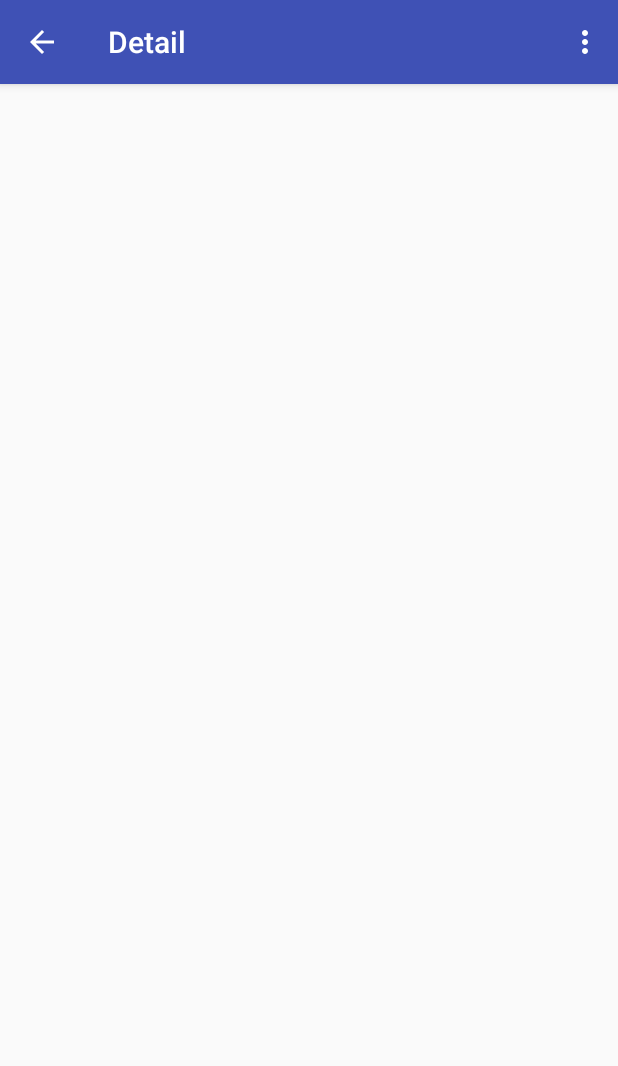
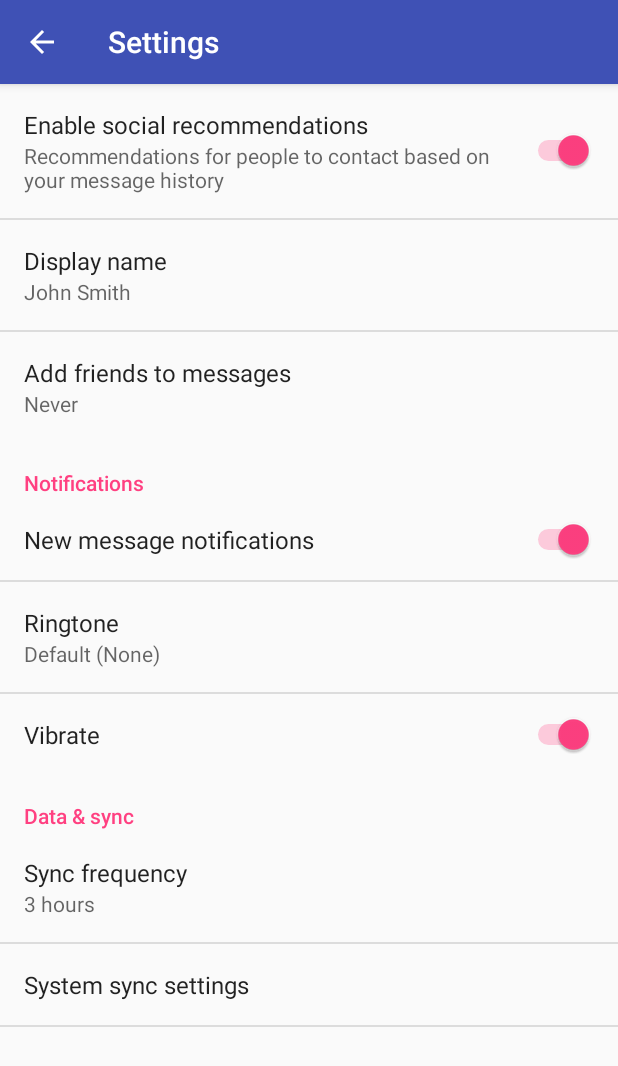
Before and after one commit to agule/LeoEx, an Android app: the DetailActivity screen opened directly, with no data from a screen before it, in the options menu, after a tap on "Settings", on a phone screen of 412 x 824 dp. Shown: the top 1066 px of the screen. Run offline under Robolectric (Android 15) with nearby library versions, the phone set to English and light mode, and no system bars.

Commit message:
Added Settings Activity - standard template, bit of cleanup

```diff
--- /dev/null
+++ b/app/src/main/java/it/agule/leoex/AppCompatPreferenceActivity.java
@@ -0,0 +1,109 @@
+package it.agule.leoex;
+
+import android.content.res.Configuration;
+import android.os.Bundle;
+import android.preference.PreferenceActivity;
+import android.support.annotation.LayoutRes;
+import android.support.annotation.Nullable;
+import android.support.v7.app.ActionBar;
+import android.support.v7.app.AppCompatDelegate;
+import android.support.v7.widget.Toolbar;
+import android.view.MenuInflater;
+import android.view.View;
+import android.view.ViewGroup;
+
+/**
+ * A {@link android.preference.PreferenceActivity} which implements and proxies the necessary calls
+ * to be used with AppCompat.
+ */
+public abstract class AppCompatPreferenceActivity extends PreferenceActivity {
+
+    private AppCompatDelegate mDelegate;
+
+    @Override
+    protected void onCreate(Bundle savedInstanceState) {
+        getDelegate().installViewFactory();
+        getDelegate().onCreate(savedInstanceState);
+        super.onCreate(savedInstanceState);
+    }
+
+    @Override
+    protected void onPostCreate(Bundle savedInstanceState) {
+        super.onPostCreate(savedInstanceState);
+        getDelegate().onPostCreate(savedInstanceState);
+    }
+
+    public ActionBar getSupportActionBar() {
+        return getDelegate().getSupportActionBar();
+    }
+
+    public void setSupportActionBar(@Nullable Toolbar toolbar) {
+        getDelegate().setSupportActionBar(toolbar);
+    }
+
+    @Override
+    public MenuInflater getMenuInflater() {
+        return getDelegate().getMenuInflater();
+    }
+
+    @Override
+    public void setContentView(@LayoutRes int layoutResID) {
+        getDelegate().setContentView(layoutResID);
+    }
+
+    @Override
+    public void setContentView(View view) {
+        getDelegate().setContentView(view);
+    }
+
+    @Override
+    public void setContentView(View view, ViewGroup.LayoutParams params) {
+        getDelegate().setContentView(view, params);
+    }
+
+    @Override
+    public void addContentView(View view, ViewGroup.LayoutParams params) {
+        getDelegate().addContentView(view, params);
+    }
+
+    @Override
+    protected void onPostResume() {
+        super.onPostResume();
+        getDelegate().onPostResume();
+    }
+
+    @Override
+    protected void onTitleChanged(CharSequence title, int color) {
+        super.onTitleChanged(title, color);
+        getDelegate().setTitle(title);
+    }
+
+    @Override
+    public void onConfigurationChanged(Configuration newConfig) {
+        super.onConfigurationChanged(newConfig);
+        getDelegate().onConfigurationChanged(newConfig);
+    }
+
+    @Override
+    protected void onStop() {
+        super.onStop();
+        getDelegate().onStop();
+    }
+
+    @Override
+    protected void onDestroy() {
+        super.onDestroy();
+        getDelegate().onDestroy();
+    }
+
+    public void invalidateOptionsMenu() {
+        getDelegate().invalidateOptionsMenu();
+    }
+
+    private AppCompatDelegate getDelegate() {
+        if (mDelegate == null) {
+            mDelegate = AppCompatDelegate.create(this, null);
+        }
+        return mDelegate;
+    }
+}
--- a/app/src/main/java/it/agule/leoex/DetailActivity.java
+++ b/app/src/main/java/it/agule/leoex/DetailActivity.java
@@ -1,5 +1,6 @@
 package it.agule.leoex;
 
+import android.content.Intent;
 import android.os.Bundle;
 import android.support.design.widget.FloatingActionButton;
 import android.support.design.widget.Snackbar;
@@ -36,6 +37,7 @@
 
         //noinspection SimplifiableIfStatement
         if (id == R.id.action_settings) {
+            startActivity(new Intent(this, SettingsActivity.class));
             return true;
         }
 
--- a/app/src/main/java/it/agule/leoex/MainActivity.java
+++ b/app/src/main/java/it/agule/leoex/MainActivity.java
@@ -1,5 +1,6 @@
 package it.agule.leoex;
 
+import android.content.Intent;
 import android.os.Bundle;
 import android.support.design.widget.FloatingActionButton;
 import android.support.design.widget.Snackbar;
@@ -37,6 +38,7 @@
 
         //noinspection SimplifiableIfStatement
         if (id == R.id.action_settings) {
+            startActivity(new Intent(this, SettingsActivity.class));
             return true;
         }
 
--- /dev/null
+++ b/app/src/main/java/it/agule/leoex/SettingsActivity.java
@@ -0,0 +1,322 @@
+package it.agule.leoex;
+
+import android.annotation.TargetApi;
+import android.content.Context;
+import android.content.Intent;
+import android.content.res.Configuration;
+import android.media.Ringtone;
+import android.media.RingtoneManager;
+import android.net.Uri;
+import android.os.Build;
+import android.os.Bundle;
+import android.preference.ListPreference;
+import android.preference.Preference;
+import android.preference.PreferenceActivity;
+import android.preference.PreferenceCategory;
+import android.support.v7.app.ActionBar;
+import android.preference.PreferenceFragment;
+import android.preference.PreferenceManager;
+import android.preference.RingtonePreference;
+import android.text.TextUtils;
+import android.view.MenuItem;
+import android.support.v4.app.NavUtils;
+
+import java.util.List;
+
+/**
+ * A {@link PreferenceActivity} that presents a set of application settings. On
+ * handset devices, settings are presented as a single list. On tablets,
+ * settings are split by category, with category headers shown to the left of
+ * the list of settings.
+ * <p/>
+ * See <a href="http://developer.android.com/design/patterns/settings.html">
+ * Android Design: Settings</a> for design guidelines and the <a
+ * href="http://developer.android.com/guide/topics/ui/settings.html">Settings
+ * API Guide</a> for more information on developing a Settings UI.
+ */
+public class SettingsActivity extends AppCompatPreferenceActivity {
+    /**
+     * Determines whether to always show the simplified settings UI, where
+     * settings are presented in a single list. When false, settings are shown
+     * as a master/detail two-pane view on tablets. When true, a single pane is
+     * shown on tablets.
+     */
+    private static final boolean ALWAYS_SIMPLE_PREFS = false;
+    /**
+     * A preference value change listener that updates the preference's summary
+     * to reflect its new value.
+     */
+    private static Preference.OnPreferenceChangeListener sBindPreferenceSummaryToValueListener = new Preference.OnPreferenceChangeListener() {
+        @Override
+        public boolean onPreferenceChange(Preference preference, Object value) {
+            String stringValue = value.toString();
+
+            if (preference instanceof ListPreference) {
+                // For list preferences, look up the correct display value in
+                // the preference's 'entries' list.
+                ListPreference listPreference = (ListPreference) preference;
+                int index = listPreference.findIndexOfValue(stringValue);
+
+                // Set the summary to reflect the new value.
+                preference.setSummary(
+                        index >= 0
+                                ? listPreference.getEntries()[index]
+                                : null);
+
+            } else if (preference instanceof RingtonePreference) {
+                // For ringtone preferences, look up the correct display value
+                // using RingtoneManager.
+                if (TextUtils.isEmpty(stringValue)) {
+                    // Empty values correspond to 'silent' (no ringtone).
+                    preference.setSummary(R.string.pref_ringtone_silent);
+
+                } else {
+                    Ringtone ringtone = RingtoneManager.getRingtone(
+                            preference.getContext(), Uri.parse(stringValue));
+
+                    if (ringtone == null) {
+                        // Clear the summary if there was a lookup error.
+                        preference.setSummary(null);
+                    } else {
+                        // Set the summary to reflect the new ringtone display
+                        // name.
+                        String name = ringtone.getTitle(preference.getContext());
+                        preference.setSummary(name);
+                    }
+                }
+
+            } else {
+                // For all other preferences, set the summary to the value's
+                // simple string representation.
+                preference.setSummary(stringValue);
+            }
+            return true;
+        }
+    };
+
+    /**
+     * Helper method to determine if the device has an extra-large screen. For
+     * example, 10" tablets are extra-large.
+     */
+    private static boolean isXLargeTablet(Context context) {
+        return (context.getResources().getConfiguration().screenLayout
+                & Configuration.SCREENLAYOUT_SIZE_MASK) >= Configuration.SCREENLAYOUT_SIZE_XLARGE;
+    }
+
+    /**
+     * Determines whether the simplified settings UI should be shown. This is
+     * true if this is forced via {@link #ALWAYS_SIMPLE_PREFS}, or the device
+     * doesn't have newer APIs like {@link PreferenceFragment}, or the device
+     * doesn't have an extra-large screen. In these cases, a single-pane
+     * "simplified" settings UI should be shown.
+     */
+    private static boolean isSimplePreferences(Context context) {
+        return ALWAYS_SIMPLE_PREFS
+                || Build.VERSION.SDK_INT < Build.VERSION_CODES.HONEYCOMB
+                || !isXLargeTablet(context);
+    }
+
+    /**
+     * Binds a preference's summary to its value. More specifically, when the
+     * preference's value is changed, its summary (line of text below the
+     * preference title) is updated to reflect the value. The summary is also
+     * immediately updated upon calling this method. The exact display format is
+     * dependent on the type of preference.
+     *
+     * @see #sBindPreferenceSummaryToValueListener
+     */
+    private static void bindPreferenceSummaryToValue(Preference preference) {
+        // Set the listener to watch for value changes.
+        preference.setOnPreferenceChangeListener(sBindPreferenceSummaryToValueListener);
+
+        // Trigger the listener immediately with the preference's
+        // current value.
+        sBindPreferenceSummaryToValueListener.onPreferenceChange(preference,
+                PreferenceManager
+                        .getDefaultSharedPreferences(preference.getContext())
+                        .getString(preference.getKey(), ""));
+    }
+
+    @Override
+    protected void onCreate(Bundle savedInstanceState) {
+        super.onCreate(savedInstanceState);
+        setupActionBar();
+    }
+
+    /**
+     * Set up the {@link android.app.ActionBar}, if the API is available.
+     */
+    private void setupActionBar() {
+        ActionBar actionBar = getSupportActionBar();
+        if (actionBar != null) {
+            // Show the Up button in the action bar.
+            actionBar.setDisplayHomeAsUpEnabled(true);
+        }
+    }
+
+    @Override
+    public boolean onMenuItemSelected(int featureId, MenuItem item) {
+        int id = item.getItemId();
+        if (id == android.R.id.home) {
+            if (!super.onMenuItemSelected(featureId, item)) {
+                NavUtils.navigateUpFromSameTask(this);
+            }
+            return true;
+        }
+        return super.onMenuItemSelected(featureId, item);
+    }
+
+    @Override
+    protected void onPostCreate(Bundle savedInstanceState) {
+        super.onPostCreate(savedInstanceState);
+
+        setupSimplePreferencesScreen();
+    }
+
+    /**
+     * Shows the simplified settings UI if the device configuration if the
+     * device configuration dictates that a simplified, single-pane UI should be
+     * shown.
+     */
+    private void setupSimplePreferencesScreen() {
+        if (!isSimplePreferences(this)) {
+            return;
+        }
+
+        // In the simplified UI, fragments are not used at all and we instead
+        // use the older PreferenceActivity APIs.
+
+        // Add 'general' preferences.
+        addPreferencesFromResource(R.xml.pref_general);
+
+        // Add 'notifications' preferences, and a corresponding header.
+        PreferenceCategory fakeHeader = new PreferenceCategory(this);
+        fakeHeader.setTitle(R.string.pref_header_notifications);
+        getPreferenceScreen().addPreference(fakeHeader);
+        addPreferencesFromResource(R.xml.pref_notification);
+
+        // Add 'data and sync' preferences, and a corresponding header.
+        fakeHeader = new PreferenceCategory(this);
+        fakeHeader.setTitle(R.string.pref_header_data_sync);
+        getPreferenceScreen().addPreference(fakeHeader);
+        addPreferencesFromResource(R.xml.pref_data_sync);
+
+        // Bind the summaries of EditText/List/Dialog/Ringtone preferences to
+        // their values. When their values change, their summaries are updated
+        // to reflect the new value, per the Android Design guidelines.
+        bindPreferenceSummaryToValue(findPreference("example_text"));
+        bindPreferenceSummaryToValue(findPreference("example_list"));
+        bindPreferenceSummaryToValue(findPreference("notifications_new_message_ringtone"));
+        bindPreferenceSummaryToValue(findPreference("sync_frequency"));
+    }
+
+    /**
+     * {@inheritDoc}
+     */
+    @Override
+    public boolean onIsMultiPane() {
+        return isXLargeTablet(this) && !isSimplePreferences(this);
+    }
+
+    /**
+     * This method stops fragment injection in malicious applications.
+     * Make sure to deny any unknown fragments here.
+     */
+    protected boolean isValidFragment(String fragmentName) {
+        return PreferenceFragment.class.getName().equals(fragmentName)
+                || GeneralPreferenceFragment.class.getName().equals(fragmentName)
+                || DataSyncPreferenceFragment.class.getName().equals(fragmentName)
+                || NotificationPreferenceFragment.class.getName().equals(fragmentName);
+    }
+
+    /**
+     * This fragment shows general preferences only. It is used when the
+     * activity is showing a two-pane settings UI.
+     */
+    @TargetApi(Build.VERSION_CODES.HONEYCOMB)
+    public static class GeneralPreferenceFragment extends PreferenceFragment {
+        @Override
+        public void onCreate(Bundle savedInstanceState) {
+            super.onCreate(savedInstanceState);
+            addPreferencesFromResource(R.xml.pref_general);
+            setHasOptionsMenu(true);
+
+            // Bind the summaries of EditText/List/Dialog/Ringtone preferences
+            // to their values. When their values change, their summaries are
+            // updated to reflect the new value, per the Android Design
+            // guidelines.
+            bindPreferenceSummaryToValue(findPreference("example_text"));
+            bindPreferenceSummaryToValue(findPreference("example_list"));
+        }
+
+        @Override
+        public boolean onOptionsItemSelected(MenuItem item) {
+            int id = item.getItemId();
+            if (id == android.R.id.home) {
+                startActivity(new Intent(getActivity(), SettingsActivity.class));
+                return true;
+            }
+            return super.onOptionsItemSelected(item);
+        }
+    }
+
+    /**
+     * This fragment shows notification preferences only. It is used when the
+     * activity is showing a two-pane settings UI.
+     */
+    @TargetApi(Build.VERSION_CODES.HONEYCOMB)
+    public static class NotificationPreferenceFragment extends PreferenceFragment {
+        @Override
+        public void onCreate(Bundle savedInstanceState) {
+            super.onCreate(savedInstanceState);
+            addPreferencesFromResource(R.xml.pref_notification);
+            setHasOptionsMenu(true);
+
+            // Bind the summaries of EditText/List/Dialog/Ringtone preferences
+            // to their values. When their values change, their summaries are
+            // updated to reflect the new value, per the Android Design
+            // guidelines.
+            bindPreferenceSummaryToValue(findPreference("notifications_new_message_ringtone"));
+        }
+
+        @Override
+        public boolean onOptionsItemSelected(MenuItem item) {
+            int id = item.getItemId();
+            if (id == android.R.id.home) {
+                startActivity(new Intent(getActivity(), SettingsActivity.class));
+                return true;
+            }
+            return super.onOptionsItemSelected(item);
+        }
+    }
+
+    /**
+     * This fragment shows data and sync preferences only. It is used when the
+     * activity is showing a two-pane settings UI.
+     */
+    @TargetApi(Build.VERSION_CODES.HONEYCOMB)
+    public static class DataSyncPreferenceFragment extends PreferenceFragment {
+        @Override
+        public void onCreate(Bundle savedInstanceState) {
+            super.onCreate(savedInstanceState);
+            addPreferencesFromResource(R.xml.pref_data_sync);
+            setHasOptionsMenu(true);
+
+            // Bind the summaries of EditText/List/Dialog/Ringtone preferences
+            // to their values. When their values change, their summaries are
+            // updated to reflect the new value, per the Android Design
+            // guidelines.
+            bindPreferenceSummaryToValue(findPreference("sync_frequency"));
+        }
+
+        @Override
+        public boolean onOptionsItemSelected(MenuItem item) {
+            int id = item.getItemId();
+            if (id == android.R.id.home) {
+                startActivity(new Intent(getActivity(), SettingsActivity.class));
+                return true;
+            }
+            return super.onOptionsItemSelected(item);
+        }
+    }
+}
--- a/app/src/main/res/values/strings.xml
+++ b/app/src/main/res/values/strings.xml
@@ -4,4 +4,63 @@
     <string name="action_scroll" translatable="false">Scroll</string>
     <string name="title_activity_detail">Detail</string>
     <string name="hello_world">Text...</string>
+    <string name="title_activity_settings">Settings</string>
+
+    <!-- Strings related to Settings -->
+
+    <!-- Example General settings -->
+    <string name="pref_header_general">General</string>
+
+    <string name="pref_title_social_recommendations">Enable social recommendations</string>
+    <string name="pref_description_social_recommendations">Recommendations for people to contact
+        based on your message history
+    </string>
+
+    <string name="pref_title_display_name">Display name</string>
+    <string name="pref_default_display_name">John Smith</string>
+
+    <string name="pref_title_add_friends_to_messages">Add friends to messages</string>
+    <string-array name="pref_example_list_titles">
+        <item>Always</item>
+        <item>When possible</item>
+        <item>Never</item>
+    </string-array>
+    <string-array name="pref_example_list_values">
+        <item>1</item>
+        <item>0</item>
+        <item>-1</item>
+    </string-array>
+
+    <!-- Example settings for Data & Sync -->
+    <string name="pref_header_data_sync">Data &amp; sync</string>
+
+    <string name="pref_title_sync_frequency">Sync frequency</string>
+    <string-array name="pref_sync_frequency_titles">
+        <item>15 minutes</item>
+        <item>30 minutes</item>
+        <item>1 hour</item>
+        <item>3 hours</item>
+        <item>6 hours</item>
+        <item>Never</item>
+    </string-array>
+    <string-array name="pref_sync_frequency_values">
+        <item>15</item>
+        <item>30</item>
+        <item>60</item>
+        <item>180</item>
+        <item>360</item>
+        <item>-1</item>
+    </string-array>
+
+    <string name="pref_title_system_sync_settings">System sync settings</string>
+
+    <!-- Example settings for Notifications -->
+    <string name="pref_header_notifications">Notifications</string>
+
+    <string name="pref_title_new_message_notifications">New message notifications</string>
+
+    <string name="pref_title_ringtone">Ringtone</string>
+    <string name="pref_ringtone_silent">Silent</string>
+
+    <string name="pref_title_vibrate">Vibrate</string>
 </resources>
--- /dev/null
+++ b/app/src/main/res/xml/pref_data_sync.xml
@@ -0,0 +1,21 @@
+<PreferenceScreen xmlns:android="http://schemas.android.com/apk/res/android">
+
+    <!-- NOTE: Hide buttons to simplify the UI. Users can touch outside the dialog to
+         dismiss it. -->
+    <!-- NOTE: ListPreference's summary should be set to its value by the activity code. -->
+    <ListPreference
+        android:defaultValue="180"
+        android:entries="@array/pref_sync_frequency_titles"
+        android:entryValues="@array/pref_sync_frequency_values"
+        android:key="sync_frequency"
+        android:negativeButtonText="@null"
+        android:positiveButtonText="@null"
+        android:title="@string/pref_title_sync_frequency" />
+
+    <!-- This preference simply launches an intent when selected. Use this UI sparingly, per
+         design guidelines. -->
+    <Preference android:title="@string/pref_title_system_sync_settings">
+        <intent android:action="android.settings.SYNC_SETTINGS" />
+    </Preference>
+
+</PreferenceScreen>
--- /dev/null
+++ b/app/src/main/res/xml/pref_general.xml
@@ -0,0 +1,33 @@
+<PreferenceScreen xmlns:android="http://schemas.android.com/apk/res/android">
+
+    <SwitchPreference
+        android:defaultValue="true"
+        android:key="example_switch"
+        android:summary="@string/pref_description_social_recommendations"
+        android:title="@string/pref_title_social_recommendations" />
+
+    <!-- NOTE: EditTextPreference accepts EditText attributes. -->
+    <!-- NOTE: EditTextPreference's summary should be set to its value by the activity code. -->
+    <EditTextPreference
+        android:capitalize="words"
+        android:defaultValue="@string/pref_default_display_name"
+        android:inputType="textCapWords"
+        android:key="example_text"
+        android:maxLines="1"
+        android:selectAllOnFocus="true"
+        android:singleLine="true"
+        android:title="@string/pref_title_display_name" />
+
+    <!-- NOTE: Hide buttons to simplify the UI. Users can touch outside the dialog to
+         dismiss it. -->
+    <!-- NOTE: ListPreference's summary should be set to its value by the activity code. -->
+    <ListPreference
+        android:defaultValue="-1"
+        android:entries="@array/pref_example_list_titles"
+        android:entryValues="@array/pref_example_list_values"
+        android:key="example_list"
+        android:negativeButtonText="@null"
+        android:positiveButtonText="@null"
+        android:title="@string/pref_title_add_friends_to_messages" />
+
+</PreferenceScreen>
--- /dev/null
+++ b/app/src/main/res/xml/pref_notification.xml
@@ -0,0 +1,27 @@
+<PreferenceScreen xmlns:android="http://schemas.android.com/apk/res/android">
+
+    <!-- A 'parent' preference, which enables/disables child preferences (below)
+         when checked/unchecked. -->
+    <SwitchPreference
+        android:defaultValue="true"
+        android:key="notifications_new_message"
+        android:title="@string/pref_title_new_message_notifications" />
+
+    <!-- Allows the user to choose a ringtone in the 'notification' category. -->
+    <!-- NOTE: This preference will be enabled only when the checkbox above is checked. -->
+    <!-- NOTE: RingtonePreference's summary should be set to its value by the activity code. -->
+    <RingtonePreference
+        android:defaultValue="content://settings/system/notification_sound"
+        android:dependency="notifications_new_message"
+        android:key="notifications_new_message_ringtone"
+        android:ringtoneType="notification"
+        android:title="@string/pref_title_ringtone" />
+
+    <!-- NOTE: This preference will be enabled only when the checkbox above is checked. -->
+    <SwitchPreference
+        android:defaultValue="true"
+        android:dependency="notifications_new_message"
+        android:key="notifications_new_message_vibrate"
+        android:title="@string/pref_title_vibrate" />
+
+</PreferenceScreen>
```
Also changed, not shown: app/src/main/AndroidManifest.xml (+9 -0 lines).
